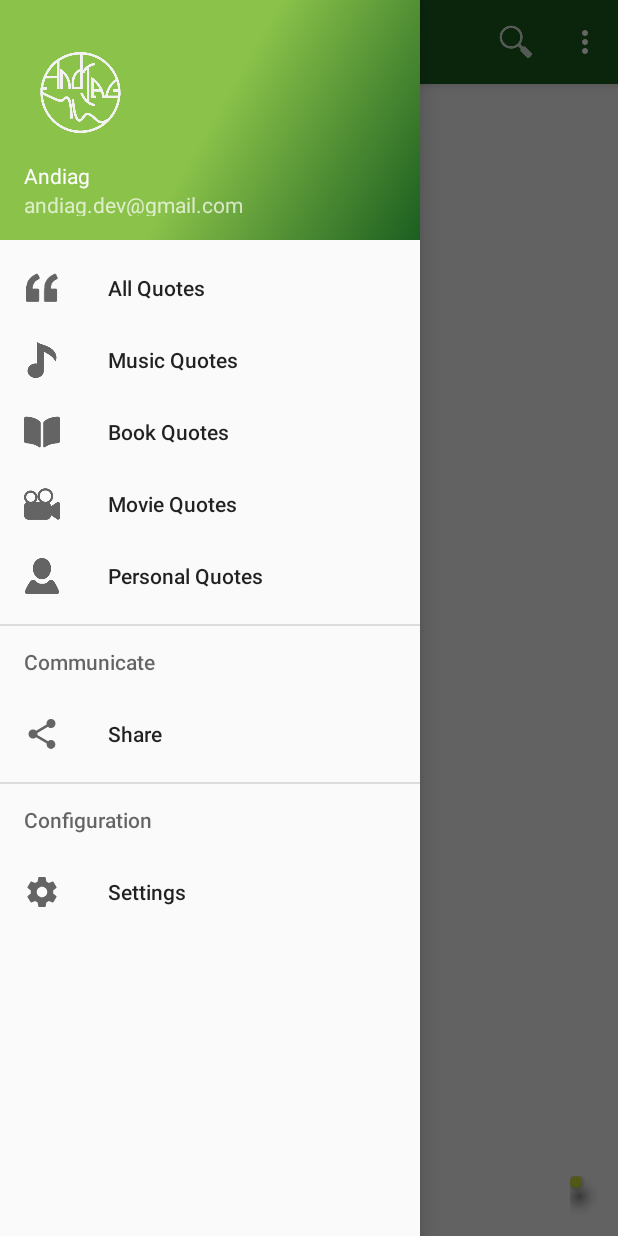
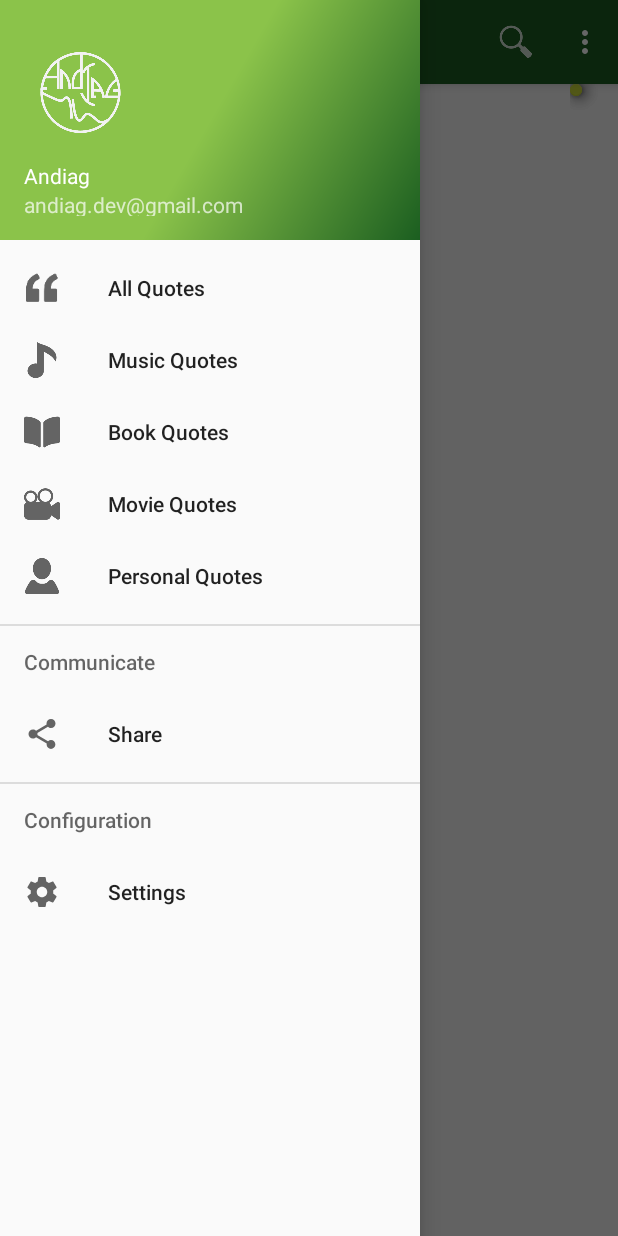
Before and after one commit to AndIag/MyQuotes, an Android app: the screen it shows after launch (MainActivity), with the side drawer open, on a phone screen of 412 x 824 dp. Run offline under Robolectric (Android 15) with nearby library versions, the phone set to English and light mode, and no system bars; our stand-ins replace AdMob; libraries missing offline, so code that uses them is left out: com.afollestad.materialdialogs, com.firebase.client, com.github.clans.fab, jp.wasabeef.recyclerview; plain views replace FloatingActionButton, FloatingActionMenu; 27 statements that could not run were skipped.

```diff
--- a/app/build.gradle
+++ b/app/build.gradle
@@ -50,6 +50,7 @@ android {
 dependencies {
     compile fileTree(dir: 'libs', include: ['*.jar'])
     testCompile 'junit:junit:4.12'
+    compile 'com.google.android.gms:play-services-ads:8.4.0'
     compile 'com.android.support:appcompat-v7:23.1.1'
     compile 'com.android.support:design:23.1.1'
     compile 'com.android.support:support-v4:23.1.1'
--- a/app/src/main/java/es/coru/andiag/myquotes/fragments/QuoteListFragment.java
+++ b/app/src/main/java/es/coru/andiag/myquotes/fragments/QuoteListFragment.java
@@ -13,6 +13,7 @@ import android.view.View;
 import android.view.ViewGroup;
 import android.widget.ArrayAdapter;
 import android.widget.EditText;
+import android.widget.RelativeLayout;
 import android.widget.Spinner;
 import android.widget.Toast;
 
@@ -20,6 +21,8 @@ import com.afollestad.materialdialogs.DialogAction;
 import com.afollestad.materialdialogs.MaterialDialog;
 import com.github.clans.fab.FloatingActionButton;
 import com.github.clans.fab.FloatingActionMenu;
+import com.google.android.gms.ads.AdRequest;
+import com.google.android.gms.ads.AdView;
 
 import java.util.Set;
 
@@ -270,6 +273,20 @@ public class QuoteListFragment extends Fragment implements QuoteListListener {
 
         setOnClickListenersToMenu();
 
+        AdView mAdView = (AdView) rootView.findViewById(R.id.adView);
+        if (GlobalPreferences.isLite()) {
+            AdRequest adRequest = new AdRequest.Builder().build();
+            mAdView.loadAd(adRequest);
+        } else {
+            mAdView.setVisibility(View.GONE);
+            ((RelativeLayout) rootView).removeView(menu);
+            RelativeLayout.LayoutParams params = (RelativeLayout.LayoutParams) menu.getLayoutParams();
+            params.addRule(RelativeLayout.ALIGN_PARENT_BOTTOM);
+            params.addRule(RelativeLayout.ALIGN_PARENT_RIGHT);
+            menu.setLayoutParams(params);
+            ((RelativeLayout) rootView).addView(menu);
+        }
+
         ItemTouchHelper.SimpleCallback simpleItemTouchCallback = new ItemTouchHelper.SimpleCallback(0, ItemTouchHelper.LEFT | ItemTouchHelper.RIGHT) {
 
             @Override
--- a/app/src/main/res/layout/fragment_quote_list.xml
+++ b/app/src/main/res/layout/fragment_quote_list.xml
@@ -1,4 +1,5 @@
-<FrameLayout xmlns:android="http://schemas.android.com/apk/res/android"
+<RelativeLayout xmlns:android="http://schemas.android.com/apk/res/android"
+    xmlns:ads="http://schemas.android.com/apk/res-auto"
     xmlns:fab="http://schemas.android.com/apk/res-auto"
     xmlns:tools="http://schemas.android.com/tools"
     android:layout_width="match_parent"
@@ -8,14 +9,17 @@
     <android.support.v7.widget.RecyclerView
         android:id="@+id/recycler"
         android:layout_width="match_parent"
-        android:layout_height="match_parent" />
+        android:layout_height="match_parent"
+        android:layout_above="@+id/adView" />
 
     <com.github.clans.fab.FloatingActionMenu
         android:id="@+id/add_menu"
         android:layout_width="wrap_content"
         android:layout_height="wrap_content"
+        android:layout_above="@+id/adView"
+        android:layout_alignParentEnd="true"
+        android:layout_alignParentRight="true"
         android:layout_gravity="end|bottom"
-        android:layout_marginBottom="8dp"
         fab:menu_colorNormal="?attr/colorPrimary"
         fab:menu_colorPressed="?attr/colorPrimaryDark"
         fab:menu_colorRipple="@color/white"
@@ -60,4 +64,15 @@
             fab:fab_size="mini" />
 
     </com.github.clans.fab.FloatingActionMenu>
-</FrameLayout>
+
+    <com.google.android.gms.ads.AdView
+        android:id="@+id/adView"
+        android:layout_width="wrap_content"
+        android:layout_height="wrap_content"
+        android:layout_alignParentBottom="true"
+        android:layout_alignParentLeft="true"
+        android:layout_alignParentStart="true"
+        android:layout_gravity="center_horizontal|bottom"
+        ads:adSize="SMART_BANNER"
+        ads:adUnitId="@string/banner_ad_unit_id"></com.google.android.gms.ads.AdView>
+</RelativeLayout>
--- a/app/src/main/res/values/strings.xml
+++ b/app/src/main/res/values/strings.xml
@@ -77,6 +77,8 @@
     <string name="admin_action_copy">Copy to Clipboard</string>
     <string name="admin_action_share_with_us">Share to AndIag</string>
 
+    <string name="banner_ad_unit_id">ca-app-pub-3940256099942544/6300978111</string>
+
     <!-- Autogenerated strings -->
     <string name="navigation_drawer_open">Open navigation drawer</string>
     <string name="navigation_drawer_close">Close navigation drawer</string>
```
